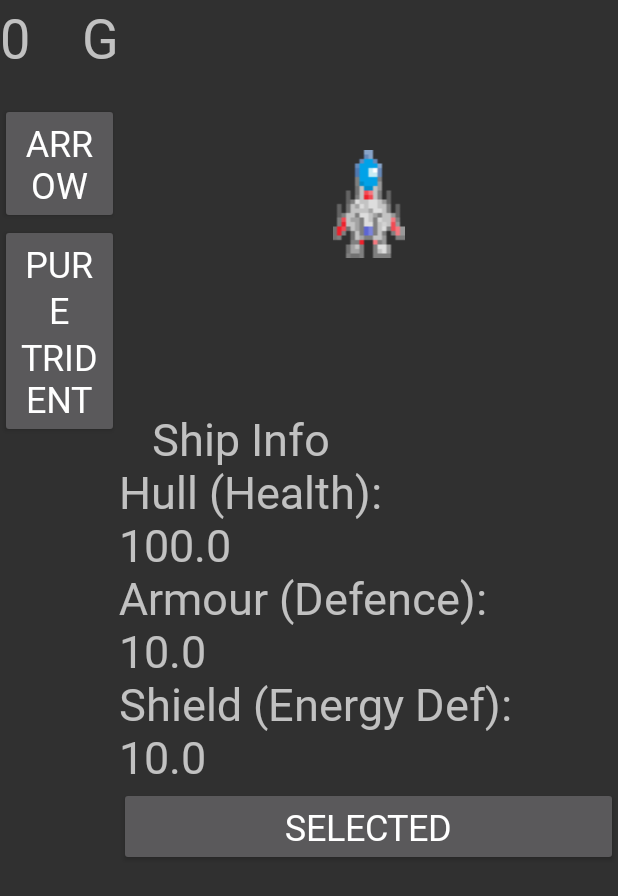
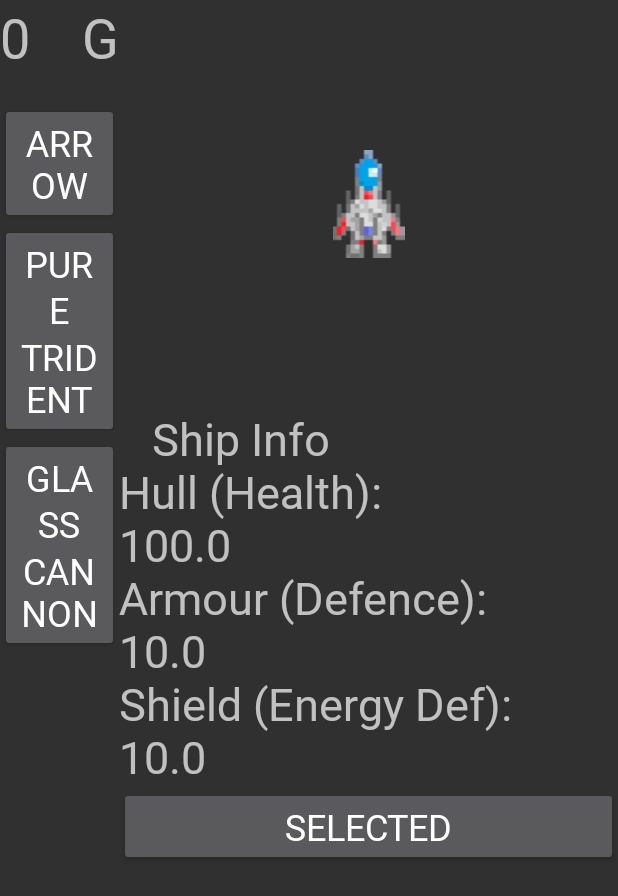
Before and after one commit to Dmity569/SpaceGameBulletHell, an Android app: the ShipsActivity screen opened directly, with no data from a screen before it, on a phone screen of 412 x 824 dp. Shown: the top 896 px of the screen. Run offline under Robolectric (Android 15) with nearby library versions, the phone set to English and light mode, and no system bars.

Commit message:
GlassCannon

```diff
--- a/app/src/main/java/com/example/spacegame/EditorInfo.java
+++ b/app/src/main/java/com/example/spacegame/EditorInfo.java
@@ -4,7 +4,7 @@ import android.graphics.Bitmap;
 import android.graphics.drawable.Drawable;
 
 public class EditorInfo {
-    static int ship_amount = 2;
+    static int ship_amount = 3;
     public static class ShipType {
         static float max_health;
         static float def;
@@ -26,4 +26,11 @@ public class EditorInfo {
         static int sprite = R.drawable.ship_pure_trident;
         static int price = 100;
     }
+    public static class Ship_Glass_Cannon extends ShipType{
+        static float max_health = 1;
+        static float def = 1;
+        static float e_def = 1;
+        static int sprite = R.drawable.ship_glass;
+        static int price = 369;
+    }
 }
--- a/app/src/main/res/layout/activity_ships.xml
+++ b/app/src/main/res/layout/activity_ships.xml
@@ -51,6 +51,14 @@
                         android:fontFamily="@font/gorgeouspixel"
                         android:text="Pure\nTrident"
                         android:textSize="24sp" />
+
+                    <Button
+                        android:id="@+id/glassCannon"
+                        android:layout_width="match_parent"
+                        android:layout_height="wrap_content"
+                        android:fontFamily="@font/gorgeouspixel"
+                        android:text="Glass\nCannon"
+                        android:textSize="24sp" />
                 </LinearLayout>
             </ScrollView>
 
```
Also changed, not shown: app/src/main/java/com/example/spacegame/DrawThread.java (+12 -2 lines), app/src/main/java/com/example/spacegame/LogicThread.java (+26 -8 lines), app/src/main/java/com/example/spacegame/ShipsActivity.java (+7 -0 lines), app/src/main/res/drawable/ship_glass.png (added).
